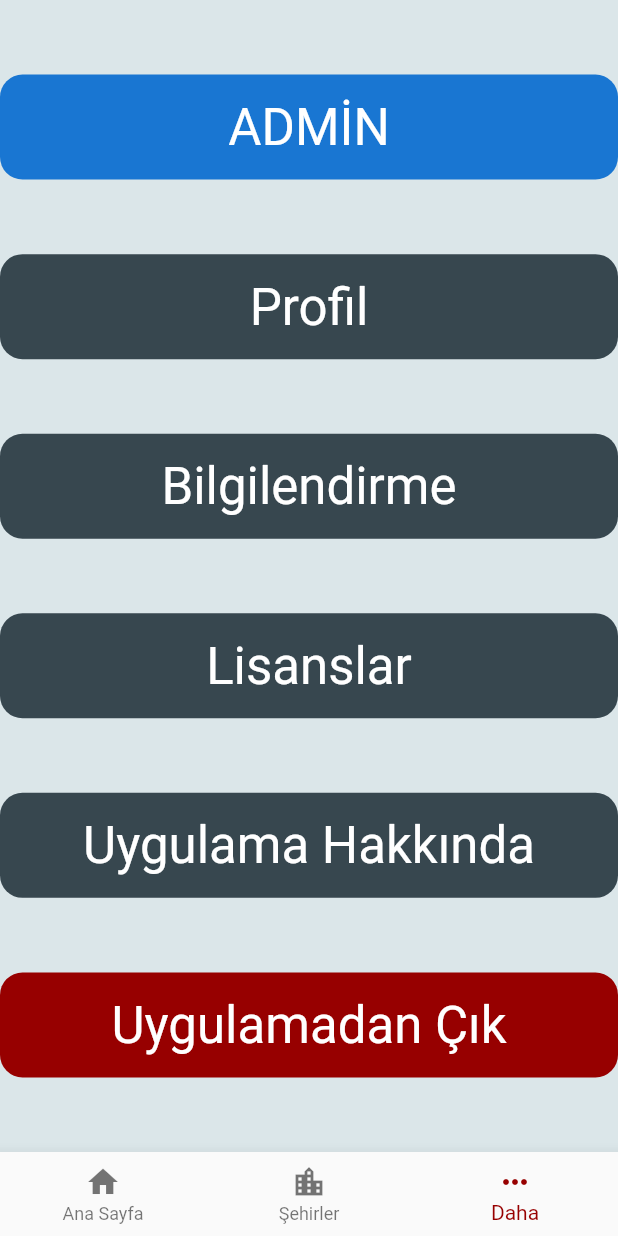
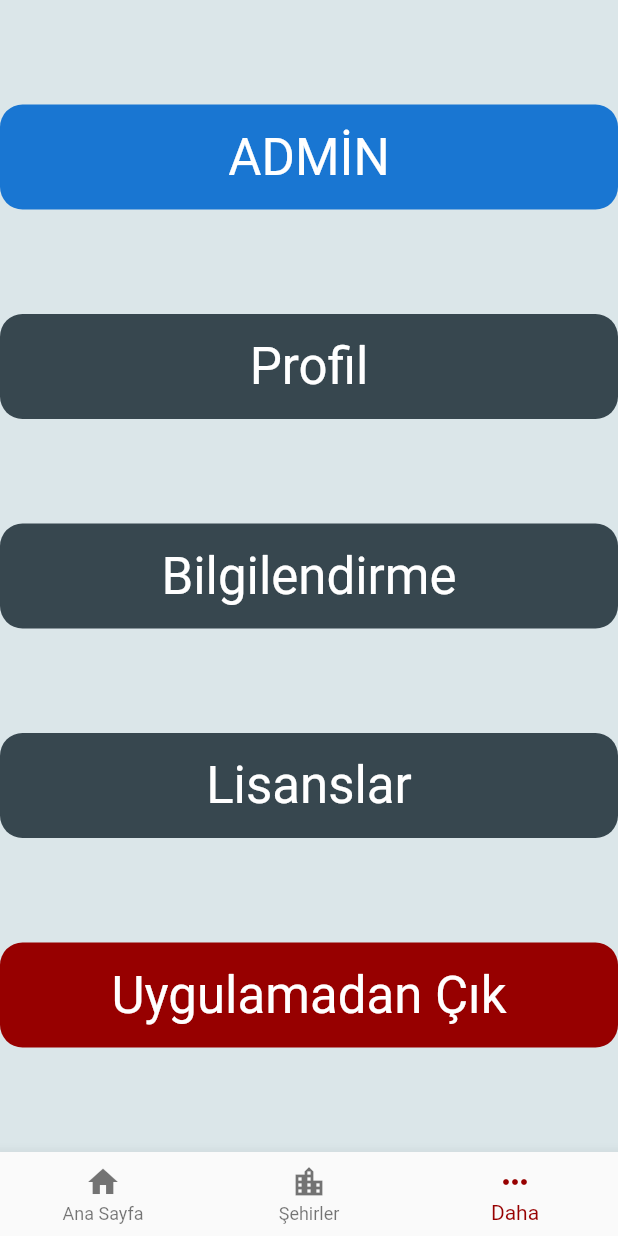
Before and after one commit to barissariagac/SEYYAH-FLUTTER, a Flutter app: the MorePage screen opened by its route, on a phone screen of 412 x 824 dp. Run offline on Flutter 3.47's test engine with Material 2 defaults, Android fonts, the phone set to English and light mode, and no system bars; our stand-ins replace bordered_text, carousel_slider, cloud_firestore, firebase_core, fl_chart, flutter_slidable and 3 more; accounts and stored records are empty.

Commit message:
09/08/2021

```diff
--- a/lib/screens/more_page.dart
+++ b/lib/screens/more_page.dart
@@ -109,28 +109,6 @@ class _MorePageState extends State<MorePage> {
               GestureDetector(
                 onTap: () {
                   setState(() {
-                    Navigator.pushNamed(context, "/appInfoPage");
-                  });
-                },
-                child: Container(
-                  height: 70,
-                  decoration: BoxDecoration(
-                      color: Colors.blueGrey[800],
-                      borderRadius: BorderRadius.all(Radius.circular(15))),
-                  child: Center(
-                    child: Text(
-                      "Uygulama Hakkında",
-                      style: Theme.of(context)
-                          .textTheme
-                          .headline4
-                          .copyWith(color: Colors.white),
-                    ),
-                  ),
-                ),
-              ),
-              GestureDetector(
-                onTap: () {
-                  setState(() {
                     SystemNavigator.pop();
                   });
                 },
--- a/lib/settings/routes.dart
+++ b/lib/settings/routes.dart
@@ -1,6 +1,5 @@
 import 'package:flutter/material.dart';
 import 'package:seyyah/screens/admin_page.dart';
-import 'package:seyyah/screens/app_info_page.dart';
 import 'package:seyyah/screens/log_page.dart';
 import 'package:seyyah/screens/statistics_page.dart';
 import '../screens/selected_city.dart';
@@ -59,9 +58,6 @@ class Routes {
             settings: settings, builder: (_) => AdminPage());
       case logRoute:
         return MaterialPageRoute(settings: settings, builder: (_) => LogPage());
-      case appInfoRoute:
-        return MaterialPageRoute(
-            settings: settings, builder: (_) => AppInfoPage());
       default:
         return MaterialPageRoute(
           builder: (_) => Scaffold(
@@ -92,4 +88,3 @@ const String informationRoute = "/informationPage";
 const String statisticsRoute = "/statisticsPage";
 const String adminRoute = "/adminPage";
 const String logRoute = "/logPage";
-const String appInfoRoute = "/appInfoPage";
```
Also changed, not shown: lib/screens/app_info_page.dart (deleted, +0 -26 lines).
